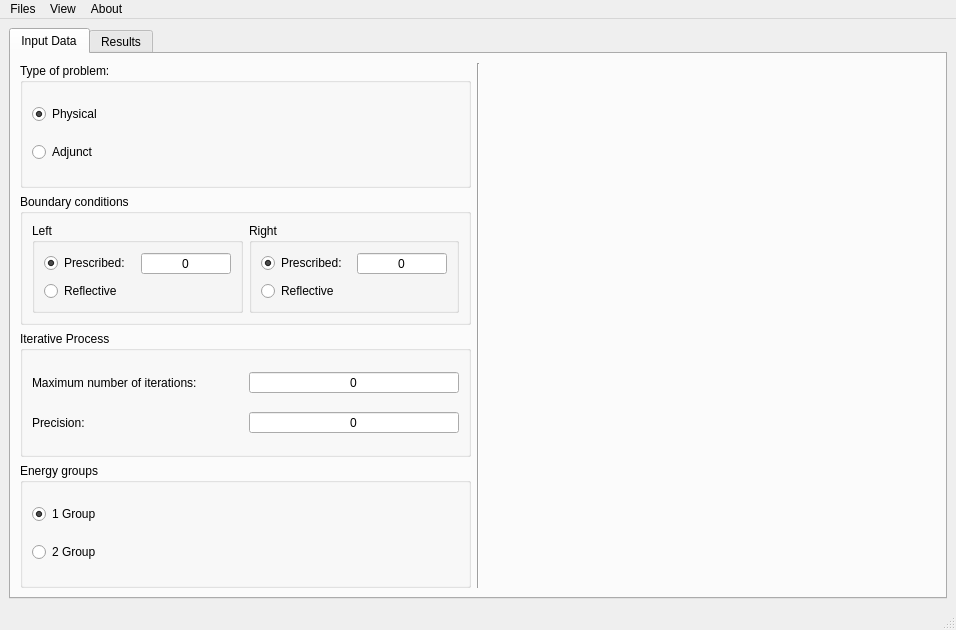
The window that Interface/CalFluxNeutron/MainWindow.ui (simasvidalino/NeutronFluxCalculation) describes before a commit, drawn with Qt 5.
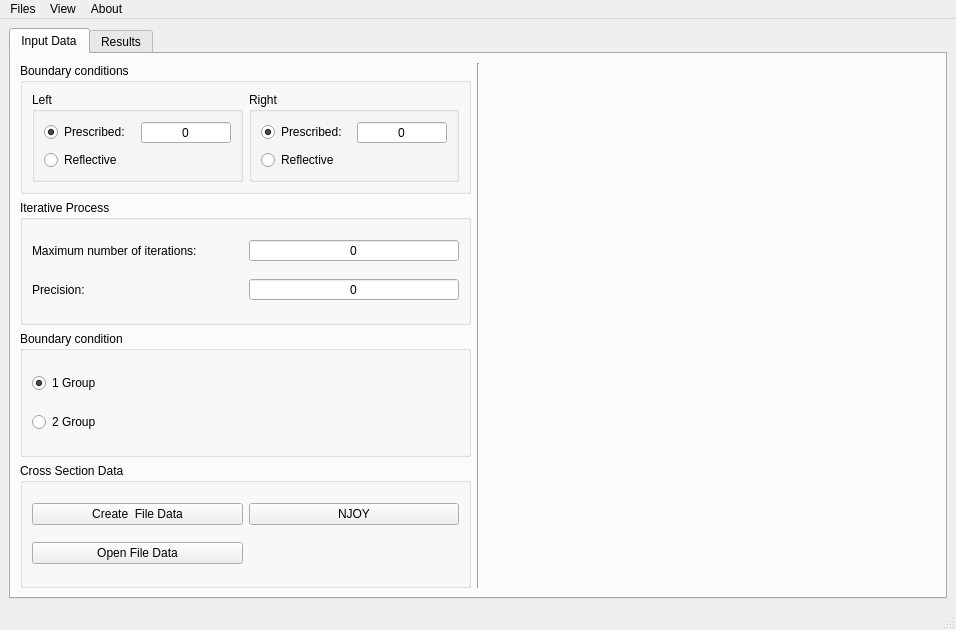
The same window after the commit. Custom widgets are drawn as their Qt base class.

Commit message: Add dialog for handling with file

Diff of the .ui file:
```diff
--- a/Interface/CalFluxNeutron/MainWindow.ui
+++ b/Interface/CalFluxNeutron/MainWindow.ui
@@ -24,47 +24,8 @@
        <attribute name="title">
         <string>Input Data</string>
        </attribute>
-       <layout class="QGridLayout" name="gridLayout">
+       <layout class="QGridLayout" name="gridLayout_6">
         <item row="0" column="0">
-         <widget class="QGroupBox" name="groupBox_2">
-          <property name="title">
-           <string>Type of problem:</string>
-          </property>
-          <layout class="QGridLayout" name="gridLayout_6">
-           <item row="0" column="0">
-            <widget class="QRadioButton" name="radioButton">
-             <property name="text">
-              <string>Physical</string>
-             </property>
-             <property name="checked">
-              <bool>true</bool>
-             </property>
-             <attribute name="buttonGroup">
-              <string notr="true">buttonGroupTypeOfProblem</string>
-             </attribute>
-            </widget>
-           </item>
-           <item row="1" column="0">
-            <widget class="QRadioButton" name="radioButton_2">
-             <property name="text">
-              <string>Adjunct</string>
-             </property>
-             <attribute name="buttonGroup">
-              <string notr="true">buttonGroupTypeOfProblem</string>
-             </attribute>
-            </widget>
-           </item>
-          </layout>
-         </widget>
-        </item>
-        <item row="0" column="1" rowspan="4">
-         <widget class="Line" name="line">
-          <property name="orientation">
-           <enum>Qt::Vertical</enum>
-          </property>
-         </widget>
-        </item>
-        <item row="1" column="0">
          <widget class="QGroupBox" name="groupBox">
           <property name="title">
            <string>Boundary conditions</string>
@@ -175,7 +136,17 @@
           </layout>
          </widget>
         </item>
-        <item row="2" column="0">
+        <item row="0" column="1" rowspan="4">
+         <widget class="Line" name="line">
+          <property name="orientation">
+           <enum>Qt::Vertical</enum>
+          </property>
+         </widget>
+        </item>
+        <item row="0" column="2" rowspan="4">
+         <widget class="RegionInputData" name="widgetRegion" native="true"/>
+        </item>
+        <item row="1" column="0">
          <widget class="QGroupBox" name="groupBox_4">
           <property name="title">
            <string>Iterative Process</string>
@@ -242,10 +213,10 @@
           </layout>
          </widget>
         </item>
-        <item row="3" column="0">
-         <widget class="QGroupBox" name="groupBox_3">
+        <item row="2" column="0">
+         <widget class="QGroupBox" name="groupBoxBoundayCondition">
           <property name="title">
-           <string>Energy groups</string>
+           <string>Boundary condition</string>
           </property>
           <layout class="QGridLayout" name="gridLayout_7">
            <item row="0" column="0">
@@ -268,8 +239,35 @@
           </layout>
          </widget>
         </item>
-        <item row="0" column="2" rowspan="4">
-         <widget class="RegionInputData" name="widgetRegion" native="true"/>
+        <item row="3" column="0">
+         <widget class="QGroupBox" name="groupBoxCrosSection">
+          <property name="title">
+           <string>Cross Section Data</string>
+          </property>
+          <layout class="QGridLayout" name="gridLayout">
+           <item row="0" column="0">
+            <widget class="QPushButton" name="pushButtonCreateCrossSection">
+             <property name="text">
+              <string>Create  File Data</string>
+             </property>
+            </widget>
+           </item>
+           <item row="0" column="1">
+            <widget class="QPushButton" name="pushButtonNJOY">
+             <property name="text">
+              <string>NJOY</string>
+             </property>
+            </widget>
+           </item>
+           <item row="1" column="0">
+            <widget class="QPushButton" name="pushButtonOpe">
+             <property name="text">
+              <string>Open File Data</string>
+             </property>
+            </widget>
+           </item>
+          </layout>
+         </widget>
         </item>
        </layout>
       </widget>
```
The commit also changes 5 other files.
